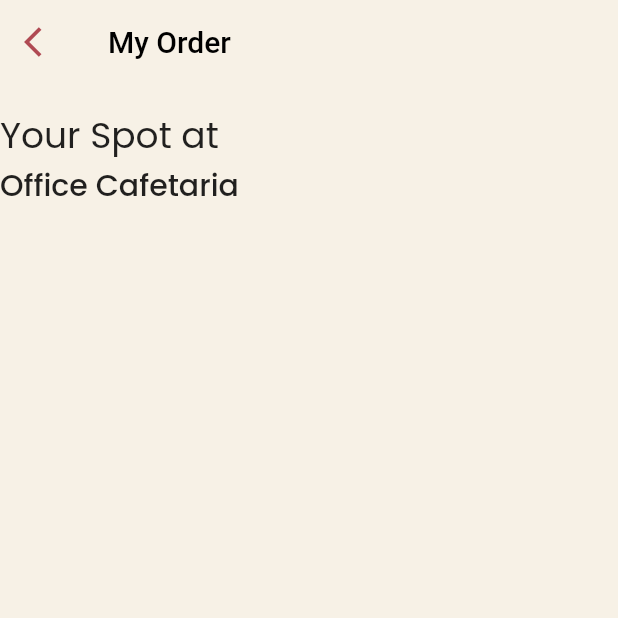
After one commit to saiankit/officeCafeteria, a Flutter app: the ViewOrderScreen screen opened directly, on a phone screen of 412 x 824 dp, the top half of it. The commit adds this screen. Run offline on Flutter 3.47's test engine with Material 2 defaults, Android fonts, the phone set to English and light mode, and no system bars; our stand-ins replace flutter_secure_storage, flutter_svg, google_fonts, image_picker; accounts and stored records are empty; project files that could hold a hidden picture were left out.

```diff
--- a/lib/providers/categoriesProvider.dart
+++ b/lib/providers/categoriesProvider.dart
@@ -2,6 +2,11 @@ import 'package:flutter/material.dart';
 
 class CategoriesProvider extends ChangeNotifier {
   int categoryIndex = 1;
+  bool isOrderSuccess = false;
+  toggleOrderSuccess() {
+    isOrderSuccess = true;
+    notifyListeners();
+  }
 
   changeCategory(int index) {
     categoryIndex = index;
--- a/lib/views/screens/paymentScreen/paymentScreen.dart
+++ b/lib/views/screens/paymentScreen/paymentScreen.dart
@@ -1,5 +1,6 @@
 import 'package:flutter/material.dart';
 import 'package:officecafeteria/providers/cartProvider.dart';
+import 'package:officecafeteria/providers/categoriesProvider.dart';
 import 'package:officecafeteria/services/saveOrder.dart';
 import 'package:officecafeteria/utilities/colors.dart';
 import 'package:officecafeteria/views/screens/homeScreen/homeScreen.dart';
@@ -72,7 +73,8 @@ class PlaceOrderButton extends StatelessWidget {
       child: Row(
         mainAxisAlignment: MainAxisAlignment.center,
         children: [
-          SizedBox(
+          Consumer<CategoriesProvider>(
+            builder: (context, catProvider, _) => SizedBox(
               width: 250,
               child: Consumer<CartProvider>(
                 builder: (context, cartProvider, _) => DefaultButton(
@@ -83,10 +85,12 @@ class PlaceOrderButton extends StatelessWidget {
                         .catchError((error) => print(error));
                     if (statusCode == '201') {
                       cartProvider.clearItems();
+                      catProvider.toggleOrderSuccess();
                       Navigator.of(context).pop();
                       Navigator.of(context).pop();
                     }
                   },
+                ),
               ),
             ),
           ),
--- /dev/null
+++ b/lib/views/screens/viewOrder/viewOrderScreen.dart
@@ -0,0 +1,55 @@
+import 'package:flutter/material.dart';
+import 'package:officecafeteria/utilities/colors.dart';
+
+class ViewOrderScreen extends StatefulWidget {
+  @override
+  _ViewOrderScreenState createState() => _ViewOrderScreenState();
+}
+
+class _ViewOrderScreenState extends State<ViewOrderScreen> {
+  @override
+  Widget build(BuildContext context) {
+    return Scaffold(
+      backgroundColor: AppColors.homeScreenColor,
+      appBar: AppBar(
+        leading: IconButton(
+          icon: Icon(
+            Icons.arrow_back_ios,
+            color: AppColors.secondaryColor,
+          ),
+          onPressed: () {
+            Navigator.pop(context);
+          },
+        ),
+        elevation: 0,
+        title: Text(
+          "My Order",
+          style: TextStyle(color: Colors.black),
+        ),
+        backgroundColor: AppColors.homeScreenColor,
+      ),
+      body: SafeArea(
+        child: Column(
+          children: [
+            SizedBox(
+              height: MediaQuery.of(context).size.height * 0.02,
+            ),
+            Column(
+              crossAxisAlignment: CrossAxisAlignment.start,
+              children: [
+                Text(
+                  "Your Spot at",
+                  style: Theme.of(context).textTheme.headline5,
+                ),
+                Text(
+                  "Office Cafetaria",
+                  style: Theme.of(context).textTheme.headline6,
+                ),
+              ],
+            )
+          ],
+        ),
+      ),
+    );
+  }
+}
```
Also changed, not shown: lib/views/screens/homeScreen/homeScreen.dart (+53 -34 lines). Lines whose indentation alone changed are shown as unchanged.
